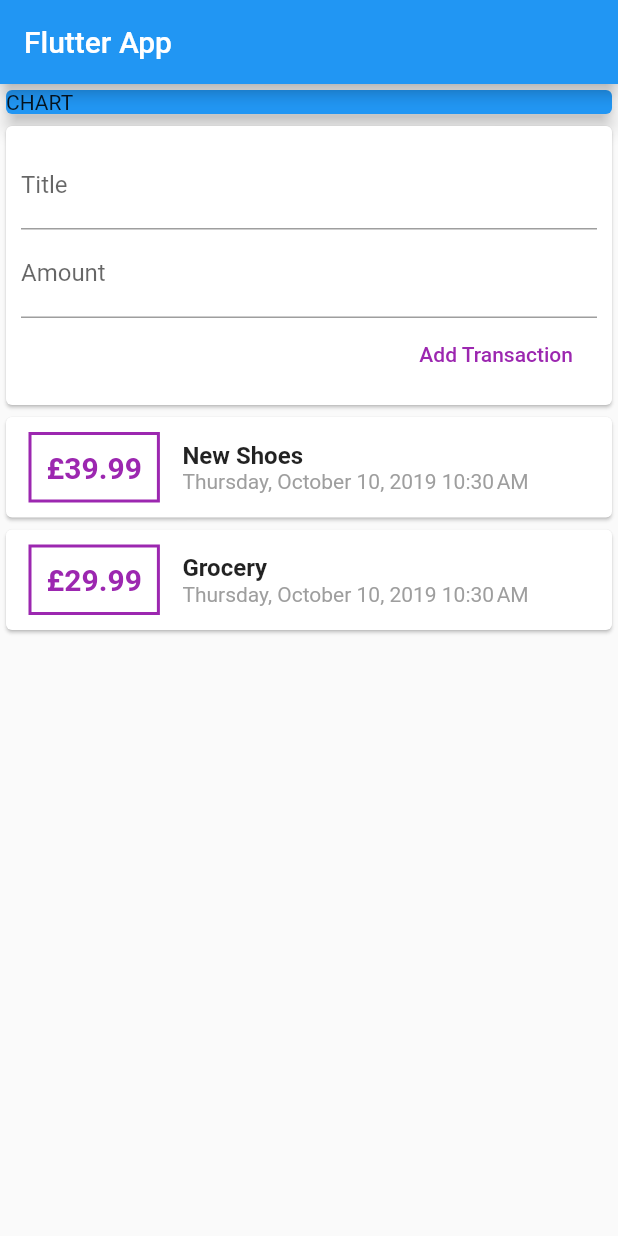
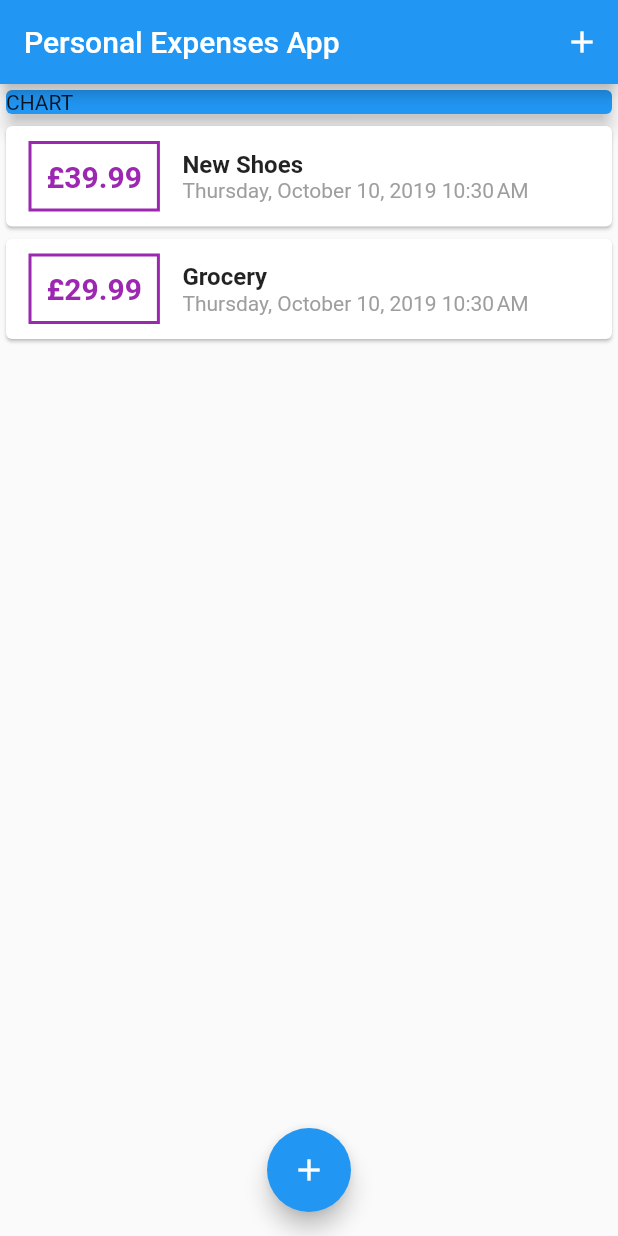
Before and after one commit to tgabri/personal_expenses_app, a Flutter app: the screen it shows after launch, on a phone screen of 412 x 824 dp. Run offline on Flutter 3.47's test engine with Material 2 defaults, Android fonts, the phone set to English and light mode, and no system bars.

Commit message:
showModalBottomSheet for new transaction

```diff
--- a/lib/main.dart
+++ b/lib/main.dart
@@ -1,6 +1,8 @@
 import 'package:flutter/material.dart';
 
-import './widgets/user_transaction.dart';
+import './widgets/transaction_list.dart';
+import './widgets/new_transaction.dart';
+import './models/transaction.dart';
 
 void main() => runApp(MyApp());
 
@@ -14,12 +16,63 @@ class MyApp extends StatelessWidget {
   }
 }
 
-class MyHomePage extends StatelessWidget {
+class MyHomePage extends StatefulWidget {
+  @override
+  _MyHomePageState createState() => _MyHomePageState();
+}
+
+class _MyHomePageState extends State<MyHomePage> {
+  final List<Transaction> _userTransactions = [
+    Transaction(
+      id: '1',
+      title: 'New Shoes',
+      amount: 39.99,
+      date: DateTime.now(),
+    ),
+    Transaction(
+      id: '2',
+      title: 'Grocery',
+      amount: 29.99,
+      date: DateTime.now(),
+    )
+  ];
+
+  void _addNewTransaction(String title, double amount) {
+    final newTx = Transaction(
+      title: title,
+      amount: amount,
+      date: DateTime.now(),
+      id: DateTime.now().toString(),
+    );
+    setState(() {
+      _userTransactions.add(newTx);
+    });
+  }
+
+  void _startAddNewTransaction(BuildContext context) {
+    showModalBottomSheet(
+      context: context,
+      builder: (bldrContext) {
+        return GestureDetector(
+          child: NewTransaction(_addNewTransaction),
+          onTap: () {},
+          behavior: HitTestBehavior.opaque,
+        );
+      },
+    );
+  }
+
   @override
   Widget build(BuildContext context) {
     return Scaffold(
       appBar: AppBar(
-        title: Text('Flutter App'),
+        title: Text('Personal Expenses App'),
+        actions: <Widget>[
+          IconButton(
+            icon: Icon(Icons.add),
+            onPressed: () => _startAddNewTransaction(context),
+          ),
+        ],
       ),
       body: SingleChildScrollView(
         child: Column(
@@ -34,9 +87,14 @@ class MyHomePage extends StatelessWidget {
                 elevation: 5,
               ),
             ),
-            UserTransactions(),
+            TransactionList(_userTransactions),
           ],
         ),
+      ),
+      floatingActionButtonLocation: FloatingActionButtonLocation.centerFloat,
+      floatingActionButton: FloatingActionButton(
+        child: Icon(Icons.add),
+        onPressed: () => _startAddNewTransaction(context),
       ),
     );
   }
--- a/lib/widgets/transaction_list.dart
+++ b/lib/widgets/transaction_list.dart
@@ -30,7 +30,7 @@ class TransactionList extends StatelessWidget {
                   ),
                   padding: EdgeInsets.all(10),
                   child: Text(
-                    '£${transactions[index].amount}',
+                    '£${transactions[index].amount.toStringAsFixed(2)}',
                     style: TextStyle(
                       fontWeight: FontWeight.bold,
                       fontSize: 20,
--- a/lib/widgets/user_transaction.dart
+++ /dev/null
@@ -1,49 +0,0 @@
-import 'package:flutter/material.dart';
-
-import './new_transaction.dart';
-import './transaction_list.dart';
-import '../models/transaction.dart';
-
-class UserTransactions extends StatefulWidget {
-  @override
-  _UserTransactionsState createState() => _UserTransactionsState();
-}
-
-class _UserTransactionsState extends State<UserTransactions> {
-  final List<Transaction> _userTransactions = [
-    Transaction(
-      id: '1',
-      title: 'New Shoes',
-      amount: 39.99,
-      date: DateTime.now(),
-    ),
-    Transaction(
-      id: '2',
-      title: 'Grocery',
-      amount: 29.99,
-      date: DateTime.now(),
-    )
-  ];
-
-  void _addNewTransaction(String title, double amount) {
-    final newTx = Transaction(
-      title: title,
-      amount: amount,
-      date: DateTime.now(),
-      id: DateTime.now().toString(),
-    );
-    setState(() {
-      _userTransactions.add(newTx);
-    });
-  }
-
-  @override
-  Widget build(BuildContext context) {
-    return Column(
-      children: <Widget>[
-        NewTransaction(_addNewTransaction),
-        TransactionList(_userTransactions),
-      ],
-    );
-  }
-}
```
Also changed, not shown: lib/widgets/new_transaction.dart (+27 -7 lines).
